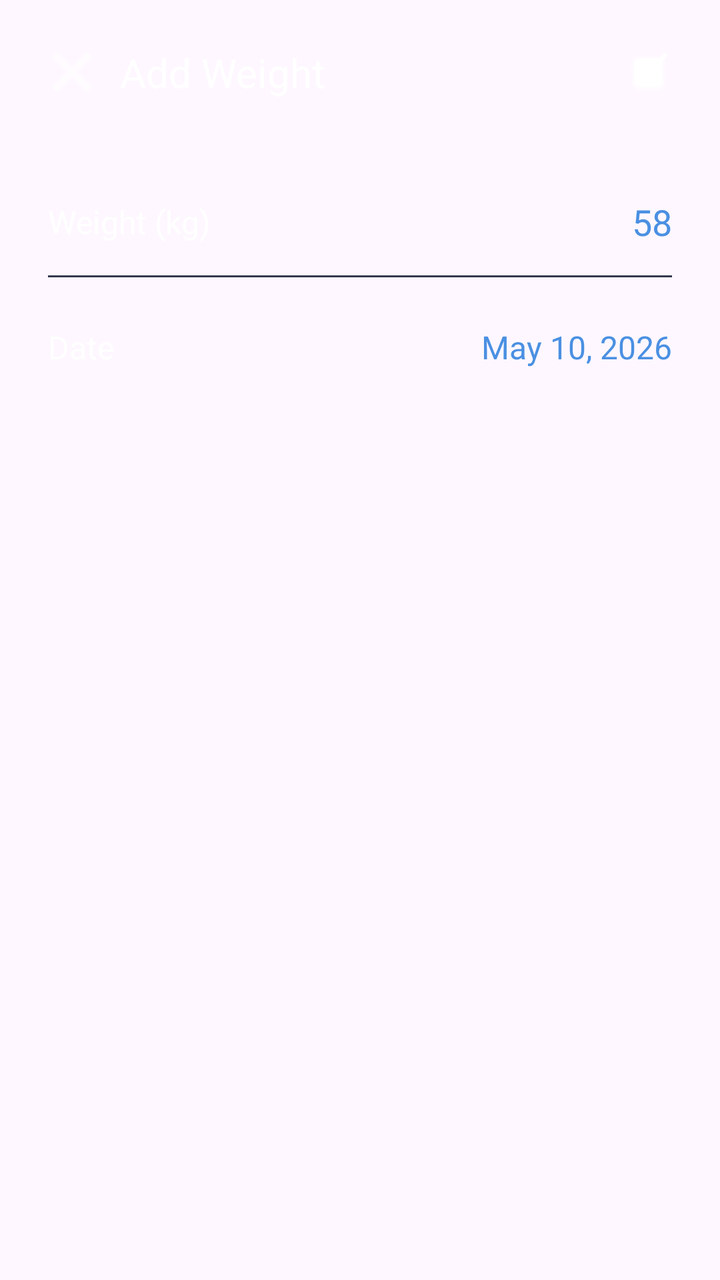
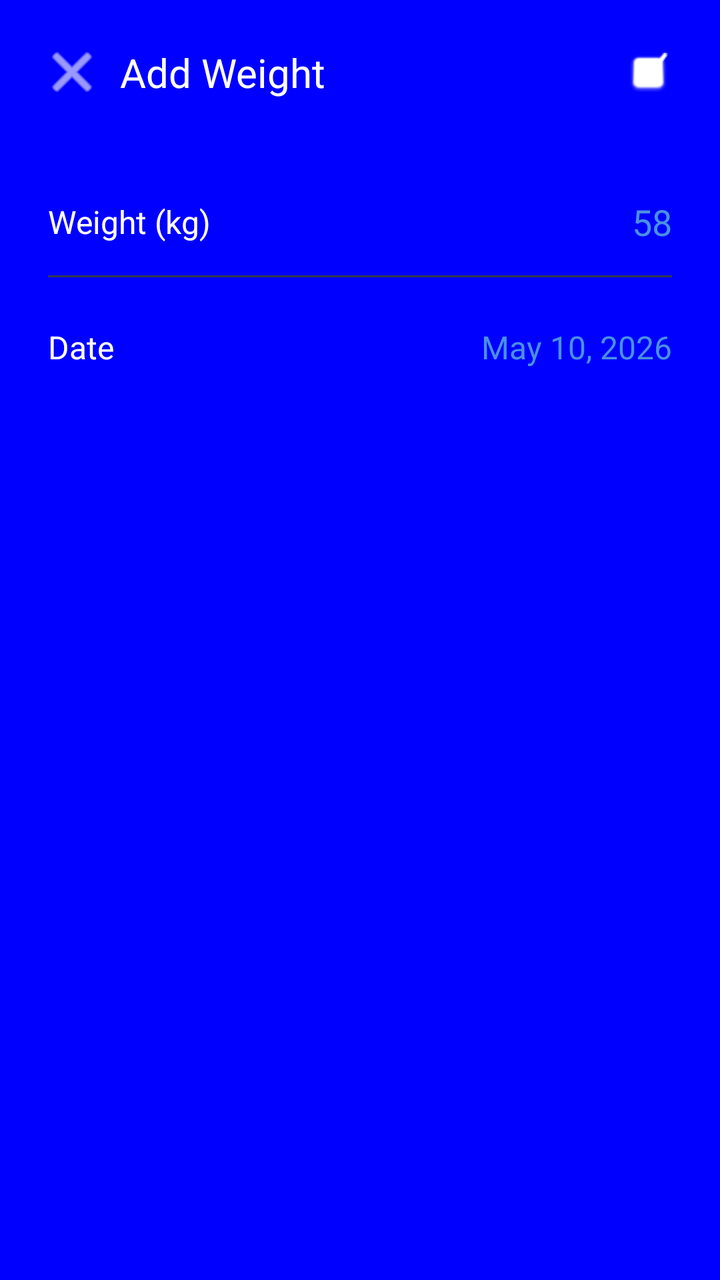

The first picture is an Android layout as it rendered before a commit; the second is the same layout after the commit. The layout source and the unified diff follow.
<!-- AndroidManifest.xml: application theme Theme.HeronHealth -->
<!-- res/layout/activity_update_weight.xml -->
<?xml version="1.0" encoding="utf-8"?>
<androidx.constraintlayout.widget.ConstraintLayout xmlns:android="http://schemas.android.com/apk/res/android"
    xmlns:app="http://schemas.android.com/apk/res-auto"
    xmlns:tools="http://schemas.android.com/tools"
    android:id="@+id/main"
    android:layout_width="match_parent"
    android:layout_height="match_parent"
    tools:context=".UpdateWeightActivity">
    <ImageButton
        android:id="@+id/btnCancel"
        android:layout_width="48dp"
        android:layout_height="48dp"
        android:layout_marginStart="12dp"
        android:layout_marginTop="12dp"
        android:background="?attr/selectableItemBackgroundBorderless"
        android:src="@android:drawable/ic_menu_close_clear_cancel"
        app:layout_constraintStart_toStartOf="parent"
        app:layout_constraintTop_toTopOf="parent"
        app:tint="#FFFFFF" />

    <TextView
        android:id="@+id/tvTitle"
        android:layout_width="wrap_content"
        android:layout_height="wrap_content"
        android:text="Add Weight"
        android:textColor="#FFFFFF"
        android:textSize="20sp"
        app:layout_constraintBottom_toBottomOf="@+id/btnCancel"
        app:layout_constraintStart_toEndOf="@+id/btnCancel"
        app:layout_constraintTop_toTopOf="@+id/btnCancel" />

    <ImageButton
        android:id="@+id/btnSave"
        android:layout_width="48dp"
        android:layout_height="48dp"
        android:layout_marginEnd="12dp"
        android:background="?attr/selectableItemBackgroundBorderless"
        android:src="@android:drawable/checkbox_on_background"
        app:layout_constraintBottom_toBottomOf="@+id/btnCancel"
        app:layout_constraintEnd_toEndOf="parent"
        app:layout_constraintTop_toTopOf="@+id/btnCancel"
        app:tint="#FFFFFF" />

    
    <TextView
        android:id="@+id/lblWeight"
        android:layout_width="wrap_content"
        android:layout_height="wrap_content"
        android:layout_marginStart="24dp"
        android:layout_marginTop="40dp"
        android:text="Weight (kg)"
        android:textColor="#FFFFFF"
        android:textSize="16sp"
        app:layout_constraintStart_toStartOf="parent"
        app:layout_constraintTop_toBottomOf="@+id/btnCancel" />

    <EditText
        android:id="@+id/etWeightValue"
        android:layout_width="wrap_content"
        android:layout_height="wrap_content"
        android:layout_marginEnd="24dp"
        android:background="@null"
        android:inputType="numberDecimal"
        android:text="58"
        android:textColor="#4A90E2"
        android:textSize="18sp"
        app:layout_constraintBottom_toBottomOf="@+id/lblWeight"
        app:layout_constraintEnd_toEndOf="parent"
        app:layout_constraintTop_toTopOf="@+id/lblWeight" />

    <View
        android:id="@+id/divider"
        android:layout_width="match_parent"
        android:layout_height="1dp"
        android:layout_marginHorizontal="24dp"
        android:layout_marginTop="16dp"
        android:background="#33384D"
        app:layout_constraintTop_toBottomOf="@+id/lblWeight" />

    <TextView
        android:id="@+id/lblDate"
        android:layout_width="wrap_content"
        android:layout_height="wrap_content"
        android:layout_marginStart="24dp"
        android:layout_marginTop="24dp"
        android:text="Date"
        android:textColor="#FFFFFF"
        android:textSize="16sp"
        app:layout_constraintStart_toStartOf="parent"
        app:layout_constraintTop_toBottomOf="@+id/divider" />

    <TextView
        android:id="@+id/tvDateValue"
        android:layout_width="wrap_content"
        android:layout_height="wrap_content"
        android:layout_marginEnd="24dp"
        android:text="May 10, 2026"
        android:textColor="#4A90E2"
        android:textSize="16sp"
        app:layout_constraintBottom_toBottomOf="@+id/lblDate"
        app:layout_constraintEnd_toEndOf="parent"
        app:layout_constraintTop_toTopOf="@+id/lblDate" />

</androidx.constraintlayout.widget.ConstraintLayout>
<!-- resources referenced by this layout -->
<resources>
  <style name="Theme.HeronHealth" parent="Base.Theme.HeronHealth" />
  <style name="Base.Theme.HeronHealth" parent="Theme.Material3.DayNight.NoActionBar">
          
          
      </style>
</resources>

<!-- the commit's change to res/layout/activity_update_weight.xml (unified diff, before → after) -->
@@ -5,7 +5,8 @@
     android:id="@+id/main"
     android:layout_width="match_parent"
     android:layout_height="match_parent"
-    tools:context=".UpdateWeightActivity">
+    tools:context=".UpdateWeightActivity"
+    android:background="@color/blue">
     <ImageButton
         android:id="@+id/btnCancel"
         android:layout_width="48dp"
<!-- resource entries referenced after the edit -->
@@ -1,5 +1,6 @@
 <!-- resources referenced by this layout -->
 <resources>
+  <color name="blue">#0000FF</color>
   <style name="Theme.HeronHealth" parent="Base.Theme.HeronHealth" />
   <style name="Base.Theme.HeronHealth" parent="Theme.Material3.DayNight.NoActionBar">
           
